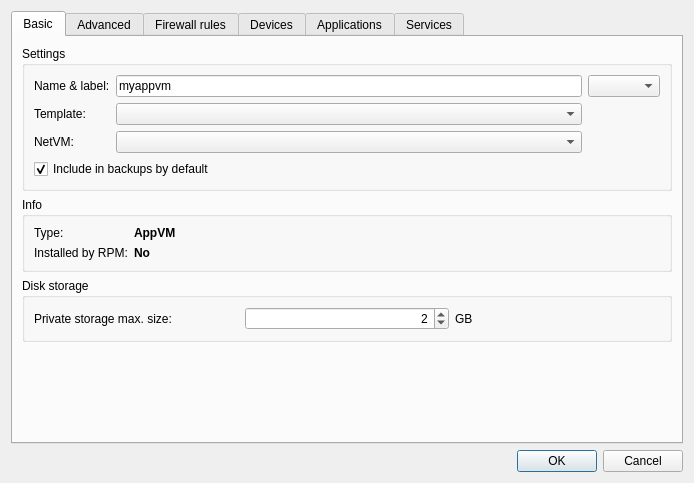
This is settingsdlg.ui in QubesOS/qubes-manager as Qt 5 draws it before an edit. The edited form follows.
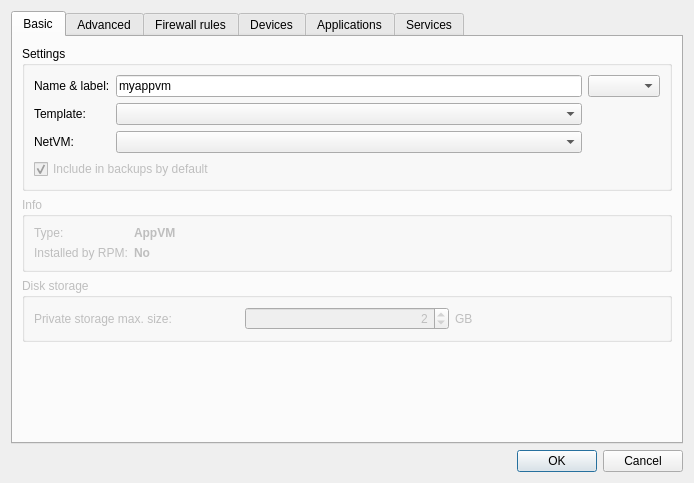
This is the edited form. The open tabs and pages were chosen to show the change. Icons and pictures are not drawn.

Commit message: Unimplemented gui elemenets grayed out

```diff
--- a/settingsdlg.ui
+++ b/settingsdlg.ui
@@ -22,6 +22,9 @@
     <layout class="QVBoxLayout" name="verticalLayout">
      <item>
       <widget class="QTabWidget" name="tabWidget">
+       <property name="enabled">
+        <bool>true</bool>
+       </property>
        <property name="locale">
         <locale language="English" country="UnitedStates"/>
        </property>
@@ -86,7 +89,7 @@
             <item row="3" column="0" colspan="2">
              <widget class="QCheckBox" name="checkBox">
               <property name="enabled">
-               <bool>true</bool>
+               <bool>false</bool>
               </property>
               <property name="text">
                <string>Include in backups by default</string>
@@ -101,6 +104,9 @@
          </item>
          <item>
           <widget class="QGroupBox" name="groupBox_4">
+           <property name="enabled">
+            <bool>false</bool>
+           </property>
            <property name="title">
             <string>Info</string>
            </property>
@@ -153,6 +159,9 @@
          </item>
          <item>
           <widget class="QGroupBox" name="groupBox">
+           <property name="enabled">
+            <bool>false</bool>
+           </property>
            <property name="title">
             <string>Disk storage</string>
            </property>
@@ -160,7 +169,7 @@
             <item row="0" column="1">
              <widget class="QSpinBox" name="priv_size">
               <property name="enabled">
-               <bool>true</bool>
+               <bool>false</bool>
               </property>
               <property name="alignment">
                <set>Qt::AlignRight|Qt::AlignTrailing|Qt::AlignVCenter</set>
```
Left out of the diff: 11 changed lines with no effect on the pictures. The commit also changes 1 other file.
